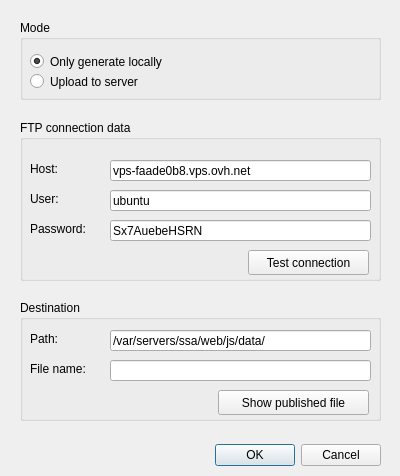
Above: qgs_layer_parser_dialog_base.ui from geraldo/layertree2json before the change. Below: the same form after it.
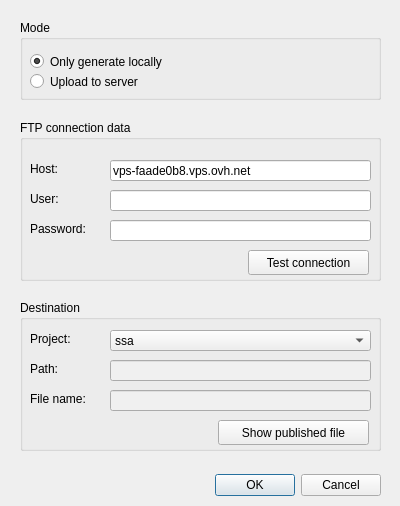
That is the form after the change. Custom widgets are drawn as their Qt base class.

Commit message: add project input to automatically define path and filename

```diff
--- a/qgs_layer_parser_dialog_base.ui
+++ b/qgs_layer_parser_dialog_base.ui
@@ -7,7 +7,7 @@
     <x>0</x>
     <y>0</y>
     <width>400</width>
-    <height>476</height>
+    <height>506</height>
    </rect>
   </property>
   <property name="windowTitle">
@@ -17,7 +17,7 @@
    <property name="geometry">
     <rect>
      <x>20</x>
-     <y>440</y>
+     <y>470</y>
      <width>361</width>
      <height>30</height>
     </rect>
@@ -78,7 +78,7 @@
      <rect>
       <x>10</x>
       <y>100</y>
-      <width>67</width>
+      <width>71</width>
       <height>17</height>
      </rect>
     </property>
@@ -109,7 +109,7 @@
      </rect>
     </property>
     <property name="text">
-     <string>ubuntu</string>
+     <string/>
     </property>
    </widget>
    <widget class="QgsPasswordLineEdit" name="inputPassword">
@@ -122,7 +122,7 @@
      </rect>
     </property>
     <property name="text">
-     <string>Sx7AuebeHSRN</string>
+     <string/>
     </property>
    </widget>
    <widget class="QPushButton" name="buttonTest">
@@ -145,7 +145,7 @@
      <x>20</x>
      <y>300</y>
      <width>361</width>
-     <height>121</height>
+     <height>151</height>
     </rect>
    </property>
    <property name="title">
@@ -155,7 +155,7 @@
     <property name="geometry">
      <rect>
       <x>10</x>
-      <y>30</y>
+      <y>60</y>
       <width>67</width>
       <height>17</height>
      </rect>
@@ -168,8 +168,8 @@
     <property name="geometry">
      <rect>
       <x>10</x>
-      <y>60</y>
-      <width>67</width>
+      <y>90</y>
+      <width>71</width>
       <height>17</height>
      </rect>
     </property>
@@ -181,39 +181,60 @@
     <property name="geometry">
      <rect>
       <x>90</x>
-      <y>30</y>
+      <y>60</y>
       <width>261</width>
       <height>21</height>
      </rect>
     </property>
+    <property name="styleSheet">
+     <string notr="true">color: #808080; background-color: #F0F0F0;</string>
+    </property>
     <property name="inputMethodHints">
      <set>Qt::ImhUrlCharactersOnly</set>
     </property>
     <property name="text">
-     <string>/var/servers/ssa/web/js/data/</string>
+     <string/>
+    </property>
+    <property name="readOnly">
+     <bool>true</bool>
     </property>
    </widget>
    <widget class="QLineEdit" name="inputFilename">
     <property name="geometry">
      <rect>
       <x>90</x>
-      <y>60</y>
+      <y>90</y>
       <width>261</width>
       <height>21</height>
      </rect>
     </property>
+    <property name="font">
+     <font>
+      <family>Ubuntu</family>
+      <italic>false</italic>
+     </font>
+    </property>
+    <property name="autoFillBackground">
+     <bool>false</bool>
+    </property>
+    <property name="styleSheet">
+     <string notr="true">color: #808080; background-color: #F0F0F0;</string>
+    </property>
     <property name="inputMethodHints">
      <set>Qt::ImhUrlCharactersOnly</set>
     </property>
     <property name="text">
      <string/>
     </property>
+    <property name="readOnly">
+     <bool>true</bool>
+    </property>
    </widget>
    <widget class="QPushButton" name="buttonShow">
     <property name="geometry">
      <rect>
       <x>198</x>
-      <y>90</y>
+      <y>120</y>
       <width>151</width>
       <height>25</height>
      </rect>
@@ -222,6 +243,44 @@
      <string>Show published file</string>
     </property>
    </widget>
+   <widget class="QLabel" name="labelProject">
+    <property name="geometry">
+     <rect>
+      <x>10</x>
+      <y>30</y>
+      <width>67</width>
+      <height>17</height>
+     </rect>
+    </property>
+    <property name="text">
+     <string>Project:</string>
+    </property>
+   </widget>
+   <widget class="QComboBox" name="inputProject">
+    <property name="geometry">
+     <rect>
+      <x>90</x>
+      <y>30</y>
+      <width>261</width>
+      <height>21</height>
+     </rect>
+    </property>
+    <item>
+     <property name="text">
+      <string>ssa</string>
+     </property>
+    </item>
+    <item>
+     <property name="text">
+      <string>ctbb</string>
+     </property>
+    </item>
+    <item>
+     <property name="text">
+      <string>bellamar</string>
+     </property>
+    </item>
+   </widget>
   </widget>
   <widget class="QGroupBox" name="groupMode">
    <property name="geometry">
```
The commit also changes 1 other file.
